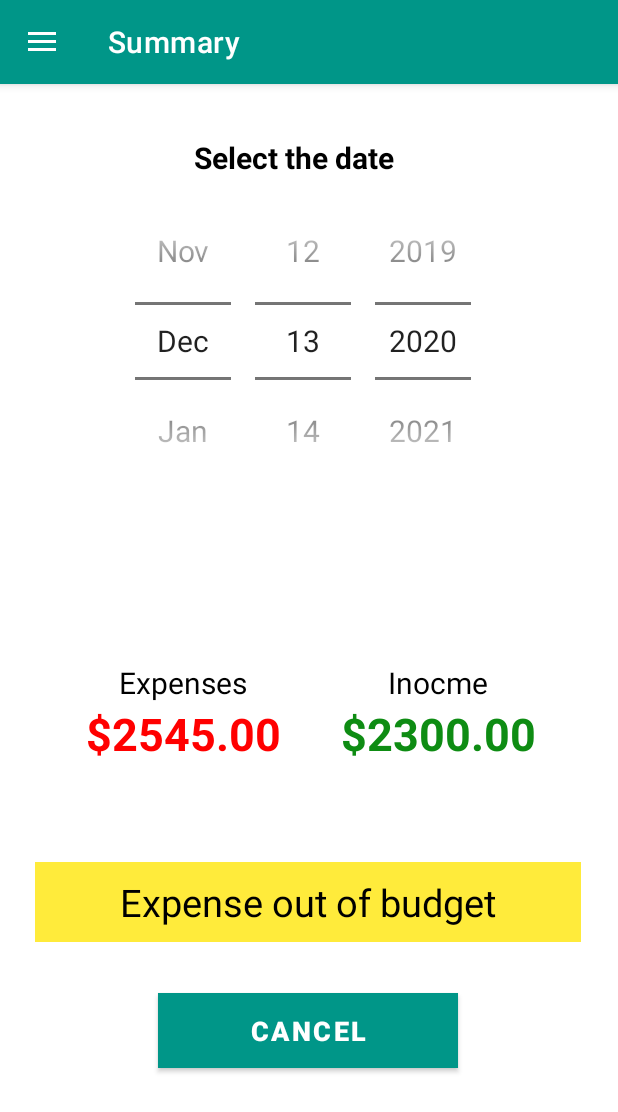
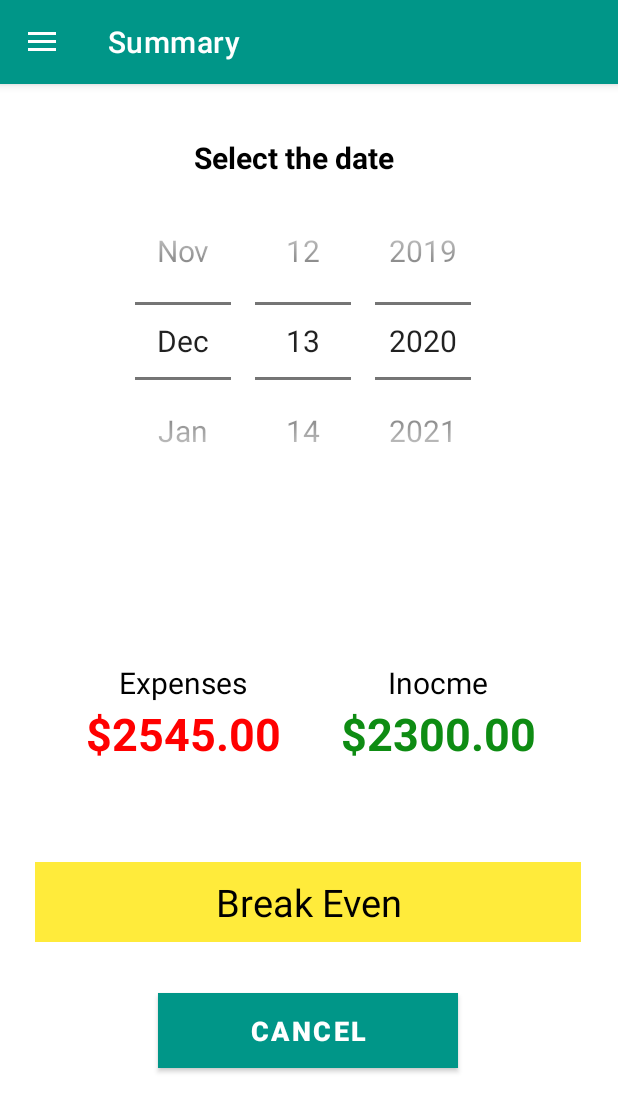
Before and after one commit to Binod-Shrestha/DollarFinalProject, an Android app: the screen it shows after launch (MainActivity), after a tap on "VIEW SUMMARY", on a phone screen of 412 x 824 dp. Shown: the top 1112 px of the screen. Run offline under Robolectric (Android 15) with nearby library versions, the phone set to English and light mode, and no system bars; our stand-ins replace navigation-ui.

Commit message:
analysis implementation in-progress

```diff
--- a/app/src/main/java/project/stsBHS/dollarfinalproject/ui/summary/SummaryFragment.kt
+++ b/app/src/main/java/project/stsBHS/dollarfinalproject/ui/summary/SummaryFragment.kt
@@ -11,6 +11,7 @@ import androidx.fragment.app.Fragment
 import androidx.navigation.findNavController
 import project.stsBHS.dollarfinalproject.R
 import project.stsBHS.dollarfinalproject.databinding.FragmentSummaryBinding
+import kotlin.math.exp
 
 
 class SummaryFragment : Fragment() {
@@ -43,9 +44,19 @@ class SummaryFragment : Fragment() {
             var year = year
                 var day = dayOfMonth
                 var month = monthOfYear
-                binding.labelAnalysis.text = "Date Changed : $year/$month/$day"
+               // binding.labelAnalysis.text = "Date Changed : $year/$month/$day"
             }
         )
+        var income = 4
+        var expense = 4
+        when {
+            income > expense -> binding.labelAnalysis.text = "Expense More"
+            income < expense -> binding.labelAnalysis.text = "Good Saving"
+
+            else -> binding.labelAnalysis.text = "Break Even"
+        }
+
+
     }
 
 }
```
